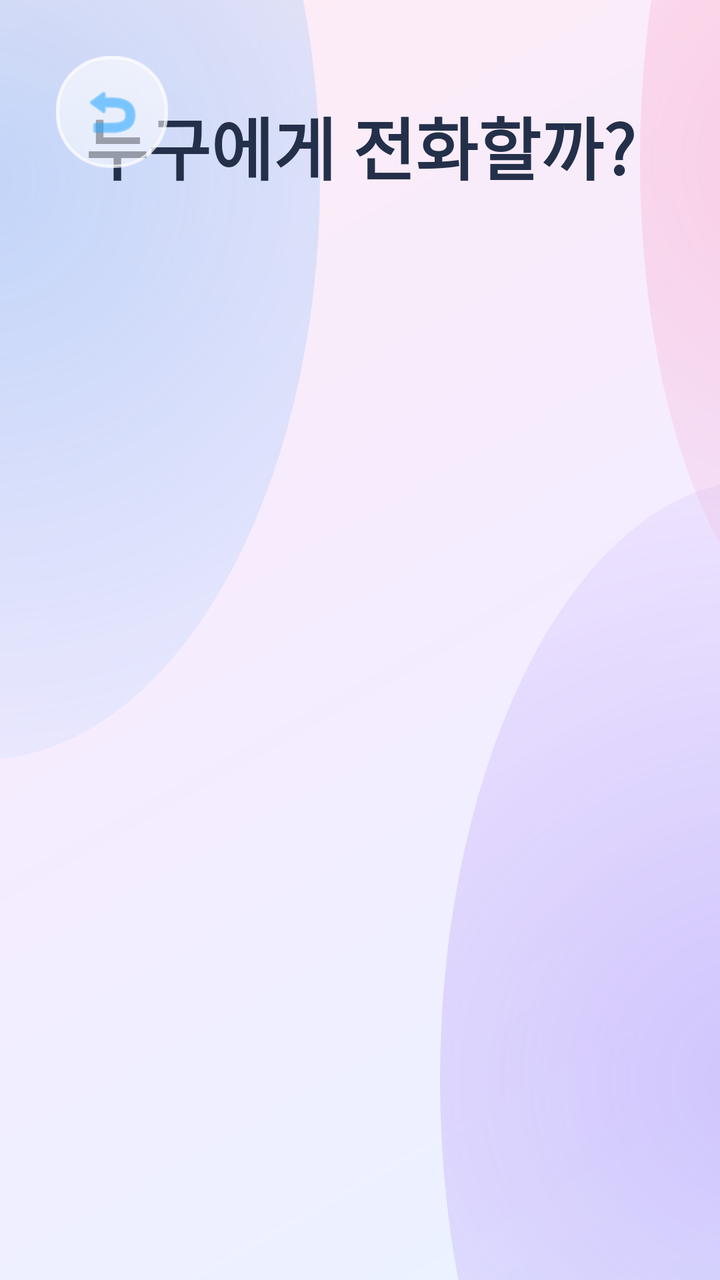
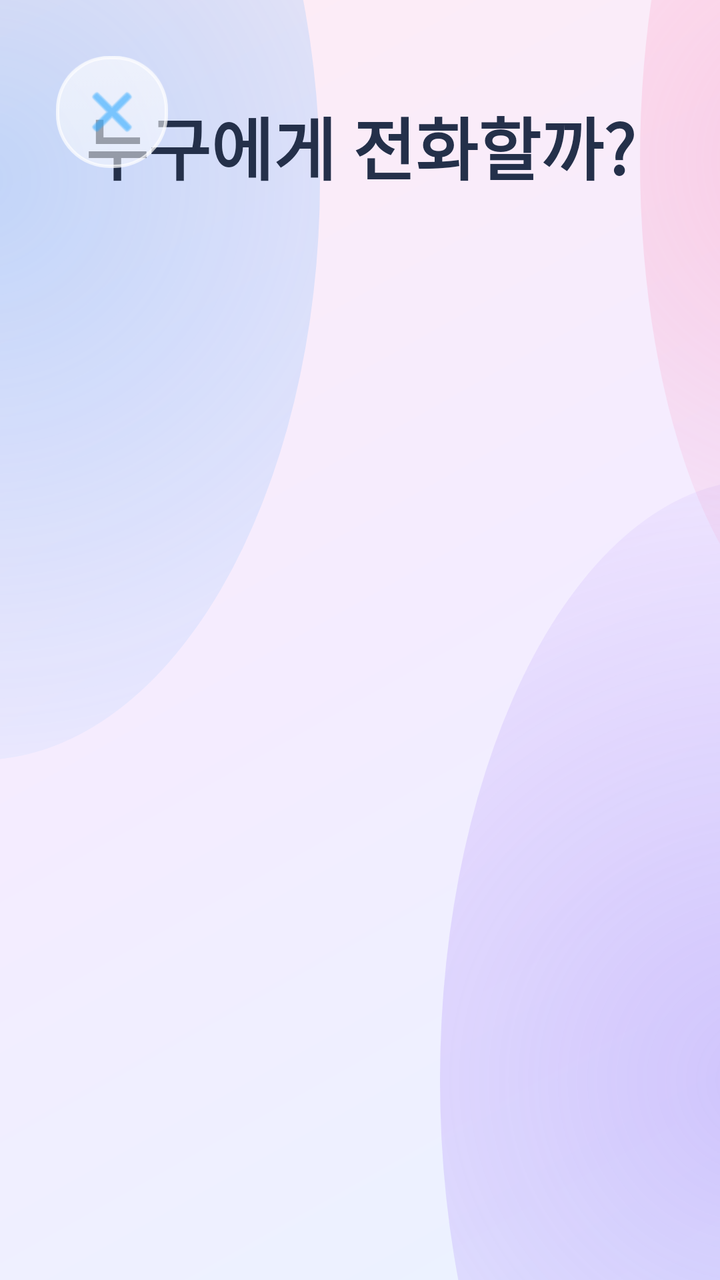

The first picture is an Android layout as it rendered before a commit; the second is the same layout after the commit. The layout source and the unified diff follow.
<!-- AndroidManifest.xml: application theme Theme.TemiApplication -->
<!-- res/layout/activity_friend_selection.xml -->
<?xml version="1.0" encoding="utf-8"?>
<androidx.constraintlayout.widget.ConstraintLayout xmlns:android="http://schemas.android.com/apk/res/android"
    xmlns:app="http://schemas.android.com/apk/res-auto"
    xmlns:tools="http://schemas.android.com/tools"
    android:layout_width="match_parent"
    android:layout_height="match_parent"
    android:background="@drawable/screen_background"
    tools:context=".domain.call.ui.FriendSelectionActivity">

    <TextView
        android:id="@+id/text_friend_selection_title"
        style="@style/TemiScreenTitle"
        android:layout_width="wrap_content"
        android:layout_height="wrap_content"
        android:layout_marginTop="48dp"
        android:text="누구에게 전화할까?"
        app:layout_constraintEnd_toEndOf="parent"
        app:layout_constraintStart_toStartOf="parent"
        app:layout_constraintTop_toTopOf="parent" />

    <androidx.recyclerview.widget.RecyclerView
        android:id="@+id/recycler_characters"
        android:layout_width="0dp"
        android:layout_height="0dp"
        android:layout_marginHorizontal="60dp"
        android:layout_marginTop="32dp"
        android:layout_marginBottom="32dp"
        android:clipToPadding="false"
        android:padding="16dp"
        app:layout_constraintBottom_toBottomOf="parent"
        app:layout_constraintEnd_toEndOf="parent"
        app:layout_constraintStart_toStartOf="parent"
        app:layout_constraintTop_toBottomOf="@id/text_friend_selection_title" />

    <ImageButton
        android:id="@+id/btn_back"
        style="@style/TemiIconButton"
        android:layout_margin="28dp"
        android:src="@android:drawable/ic_menu_revert"
        app:layout_constraintStart_toStartOf="parent"
        app:layout_constraintTop_toTopOf="parent" />

</androidx.constraintlayout.widget.ConstraintLayout>
<!-- resources referenced by this layout -->
<resources>
  <style name="TemiIconButton" parent="Widget.AppCompat.Button.Borderless">
          <item name="android:layout_width">56dp</item>
          <item name="android:layout_height">56dp</item>
          <item name="android:background">@drawable/secondary_button</item>
          <item name="android:padding">12dp</item>
          <item name="android:scaleType">fitCenter</item>
          <item name="android:tint">@color/kid_blue</item>
      </style>
  <style name="TemiScreenTitle">
          <item name="android:layout_width">match_parent</item>
          <item name="android:layout_height">wrap_content</item>
          <item name="android:layout_marginTop">24dp</item>
          <item name="android:textColor">@color/text_primary</item>
          <item name="android:textSize">34sp</item>
          <item name="android:textStyle">bold</item>
          <item name="android:gravity">center</item>
      </style>
  <style name="Theme.TemiApplication" parent="Theme.AppCompat.Light.NoActionBar">
          <item name="colorPrimary">@color/button_primary</item>
          <item name="colorPrimaryVariant">@color/kid_blue</item>
          <item name="colorOnPrimary">@color/white</item>
          <item name="colorSecondary">@color/kid_yellow</item>
          <item name="colorSecondaryVariant">@color/kid_orange</item>
          <item name="colorOnSecondary">@color/text_primary</item>
          <item name="android:windowLightStatusBar" tools:targetApi="m">true</item>
          <item name="android:statusBarColor" tools:targetApi="l">@color/bg_top</item>
          <item name="android:navigationBarColor" tools:targetApi="l">@color/bg_bottom</item>
      </style>
  <color name="bg_top">#FFEAF3FF</color>
  <color name="bg_mid">#FFF4ECFF</color>
  <color name="bg_bottom">#FFFFECF4</color>
  <color name="blob_blue">#4D3AA0FF</color>
  <color name="blob_purple">#4D8E5CF7</color>
  <color name="blob_pink">#4DFF7FB0</color>
  <color name="kid_blue">#FF2EA8FF</color>
  <color name="text_primary">#FF24304A</color>
  <color name="button_primary">#FF2EA8FF</color>
  <color name="white">#FFFFFFFF</color>
  <color name="kid_yellow">#FFFFC928</color>
  <color name="kid_orange">#FFFF9D25</color>
  <color name="glass_gloss">#40FFFFFF</color>
  <color name="glass_gloss_clear">#00FFFFFF</color>
  <color name="glass_tint_strong">#80FFFFFF</color>
  <color name="glass_border">#B3FFFFFF</color>
  <!-- unchanged entries left out for length: 2 -->
</resources>

<!-- the commit's change to res/layout/activity_friend_selection.xml (unified diff, before → after) -->
@@ -36,7 +36,8 @@
         android:id="@+id/btn_back"
         style="@style/TemiIconButton"
         android:layout_margin="28dp"
-        android:src="@android:drawable/ic_menu_revert"
+        android:src="@android:drawable/ic_menu_close_clear_cancel"
+        android:contentDescription="종료"
         app:layout_constraintStart_toStartOf="parent"
         app:layout_constraintTop_toTopOf="parent" />
 
